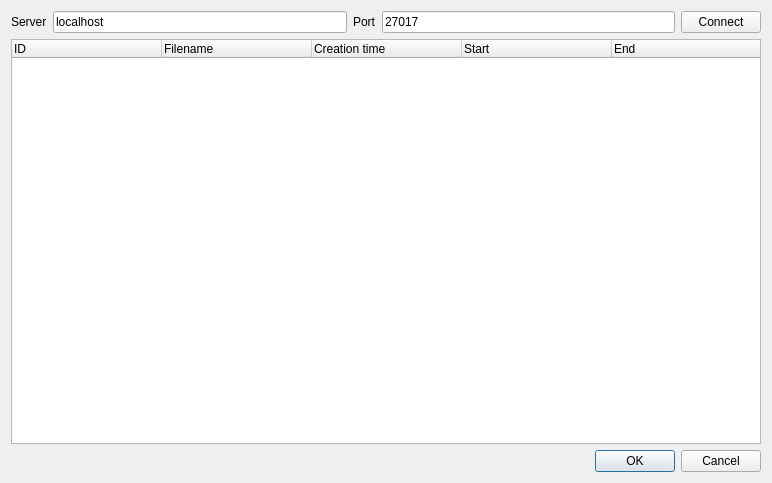
The window that mongodb.ui (drhlxiao/stixView) describes before a commit, drawn with Qt 5.
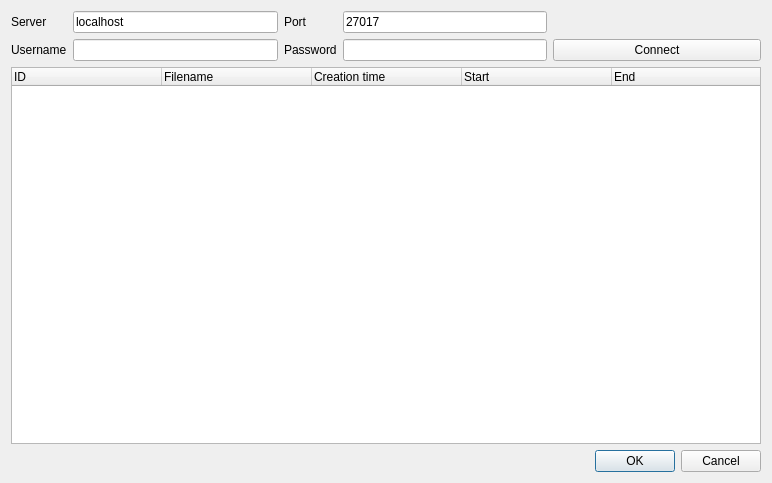
The same window after the commit.

Patch:
```diff
--- a/mongodb.ui
+++ b/mongodb.ui
@@ -14,20 +14,6 @@
    <string>Dialog</string>
   </property>
   <layout class="QGridLayout" name="gridLayout">
-   <item row="0" column="0">
-    <widget class="QLabel" name="label">
-     <property name="text">
-      <string>Server</string>
-     </property>
-    </widget>
-   </item>
-   <item row="0" column="1">
-    <widget class="QLineEdit" name="serverLineEdit">
-     <property name="text">
-      <string>localhost</string>
-     </property>
-    </widget>
-   </item>
    <item row="0" column="2">
     <widget class="QLabel" name="label_2">
      <property name="text">
@@ -35,21 +21,21 @@
      </property>
     </widget>
    </item>
-   <item row="0" column="3">
-    <widget class="QLineEdit" name="portLineEdit">
+   <item row="1" column="2" colspan="2">
+    <widget class="QLabel" name="label_4">
      <property name="text">
-      <string>27017</string>
+      <string>Password</string>
      </property>
     </widget>
    </item>
-   <item row="0" column="4">
+   <item row="1" column="5">
     <widget class="QPushButton" name="pushButton">
      <property name="text">
       <string>Connect</string>
      </property>
     </widget>
    </item>
-   <item row="1" column="0" colspan="5">
+   <item row="2" column="0" colspan="6">
     <widget class="QTreeWidget" name="treeWidget">
      <attribute name="headerDefaultSectionSize">
       <number>150</number>
@@ -84,7 +70,51 @@
      </column>
     </widget>
    </item>
-   <item row="2" column="0" colspan="5">
+   <item row="1" column="4">
+    <widget class="QLineEdit" name="pwdLineEdit">
+     <property name="echoMode">
+      <enum>QLineEdit::Password</enum>
+     </property>
+    </widget>
+   </item>
+   <item row="0" column="4">
+    <widget class="QLineEdit" name="portLineEdit">
+     <property name="text">
+      <string>27017</string>
+     </property>
+    </widget>
+   </item>
+   <item row="1" column="0">
+    <widget class="QLabel" name="label_3">
+     <property name="text">
+      <string>Username</string>
+     </property>
+    </widget>
+   </item>
+   <item row="0" column="1">
+    <widget class="QLineEdit" name="serverLineEdit">
+     <property name="text">
+      <string>localhost</string>
+     </property>
+    </widget>
+   </item>
+   <item row="0" column="5">
+    <spacer name="horizontalSpacer">
+     <property name="orientation">
+      <enum>Qt::Horizontal</enum>
+     </property>
+     <property name="sizeHint" stdset="0">
+      <size>
+       <width>208</width>
+       <height>20</height>
+      </size>
+     </property>
+    </spacer>
+   </item>
+   <item row="1" column="1">
+    <widget class="QLineEdit" name="userLineEdit"/>
+   </item>
+   <item row="3" column="5">
     <widget class="QDialogButtonBox" name="buttonBox">
      <property name="orientation">
       <enum>Qt::Horizontal</enum>
@@ -94,6 +124,20 @@
      </property>
     </widget>
    </item>
+   <item row="0" column="0">
+    <widget class="QLabel" name="label">
+     <property name="text">
+      <string>Server</string>
+     </property>
+    </widget>
+   </item>
+   <item row="3" column="0" colspan="5">
+    <widget class="QLabel" name="statusLabel">
+     <property name="text">
+      <string/>
+     </property>
+    </widget>
+   </item>
   </layout>
  </widget>
  <resources/>
```
